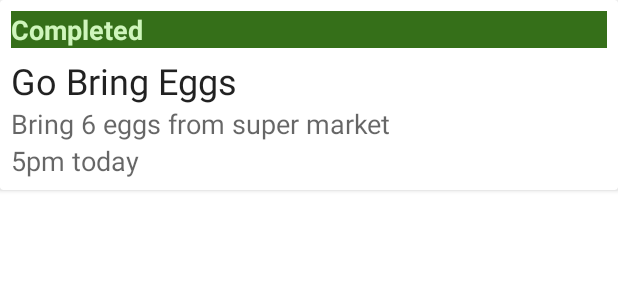
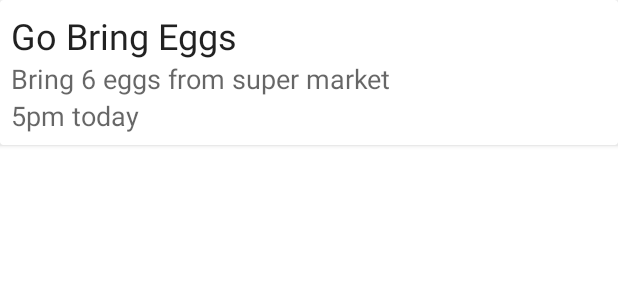
Before and after one commit to omdeep1990/To-Do-App-using-Room-Database, an Android app: the layout recyclerview_tasks.xml on its own in the app's theme, with its tools: preview values and no code run, on a phone screen of 412 x 824 dp. Shown: the top 300 px of the screen. Run offline under Robolectric (Android 15) with nearby library versions, the phone set to English and light mode, and no system bars.

```diff
--- a/app/build.gradle
+++ b/app/build.gradle
@@ -24,10 +24,11 @@ android {
     compileOptions {
         sourceCompatibility JavaVersion.VERSION_1_8
         targetCompatibility JavaVersion.VERSION_1_8
+    }
         buildFeatures {
             viewBinding true
         }
-    }
+
 }
 
 dependencies {
--- a/app/src/main/res/layout/activity_add_task.xml
+++ b/app/src/main/res/layout/activity_add_task.xml
@@ -14,7 +14,7 @@
         android:orientation="vertical"
         android:padding="16dp">
 
-<androidx.appcompat.widget.AppCompatAutoCompleteTextView
+<com.google.android.material.textview.MaterialTextView
     android:layout_width="match_parent"
     android:layout_height="wrap_content"
     android:text="Add A Task"
--- a/app/src/main/res/layout/activity_main.xml
+++ b/app/src/main/res/layout/activity_main.xml
@@ -4,13 +4,13 @@
     xmlns:tools="http://schemas.android.com/tools"
     xmlns:app="http://schemas.android.com/apk/res-auto"
     android:layout_width="match_parent"
-    android:layout_height="match_parent"
+    android:layout_height="wrap_content"
     tools:context=".MainActivity">
 
     <androidx.recyclerview.widget.RecyclerView
         android:id="@+id/recyclerview_tasks"
         android:layout_width="match_parent"
-        android:layout_height="match_parent" />
+        android:layout_height="wrap_content" />
 
     <com.google.android.material.floatingactionbutton.FloatingActionButton
         android:id="@+id/floating_button_add"
--- a/app/src/main/res/layout/recyclerview_tasks.xml
+++ b/app/src/main/res/layout/recyclerview_tasks.xml
@@ -10,7 +10,7 @@
 
     <LinearLayout
         android:layout_width="match_parent"
-        android:layout_height="match_parent"
+        android:layout_height="wrap_content"
         android:orientation="vertical"
         android:padding="7dp">
 
@@ -24,6 +24,7 @@
             android:text="Completed"
             android:textAppearance="@style/Base.TextAppearance.AppCompat.Medium"
             android:textColor="@color/colorLight"
+            android:visibility="gone"
             android:textStyle="bold" />
 
         <TextView
```
Also changed, not shown: app/src/main/java/com/omdeep/todoroomdatabase/MainActivity.java (+24 -0 lines).
